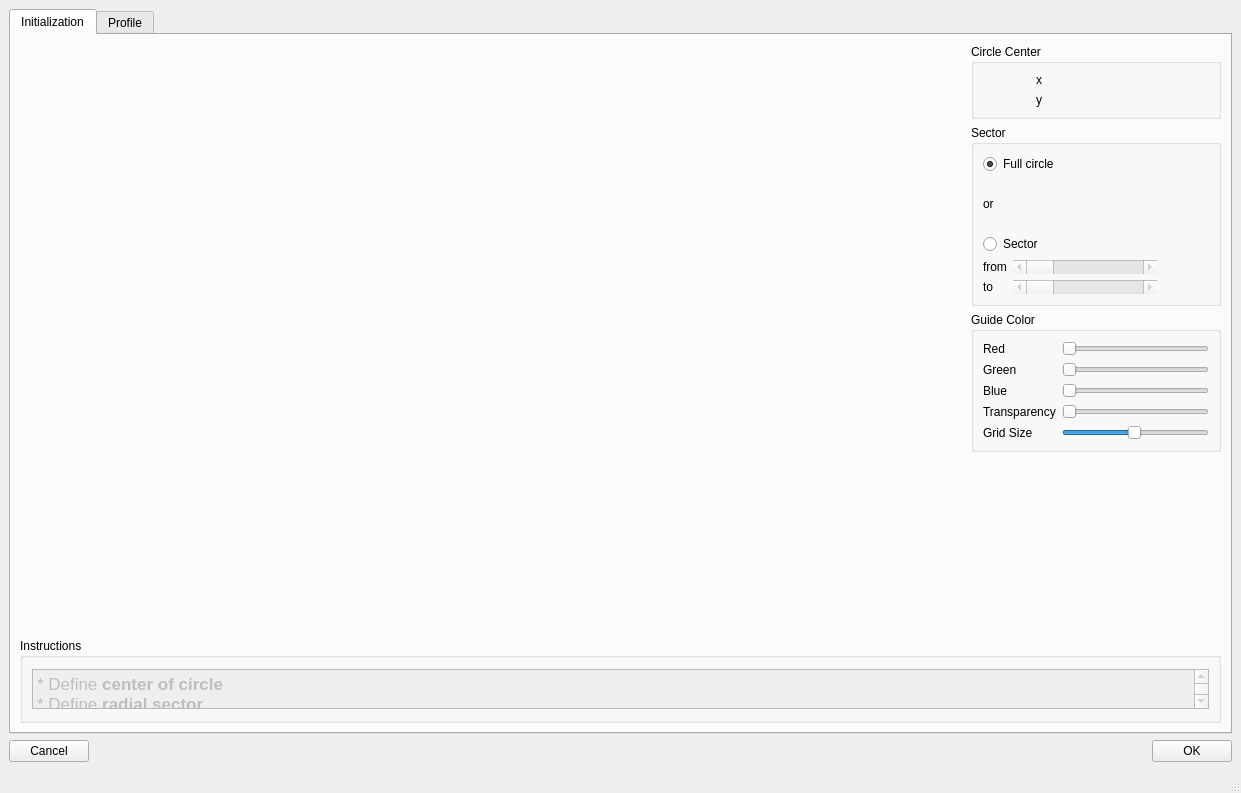
First picture: the form in ui/ui_radial_profile.ui, repository neutronimaging/python_notebooks, before the edit.
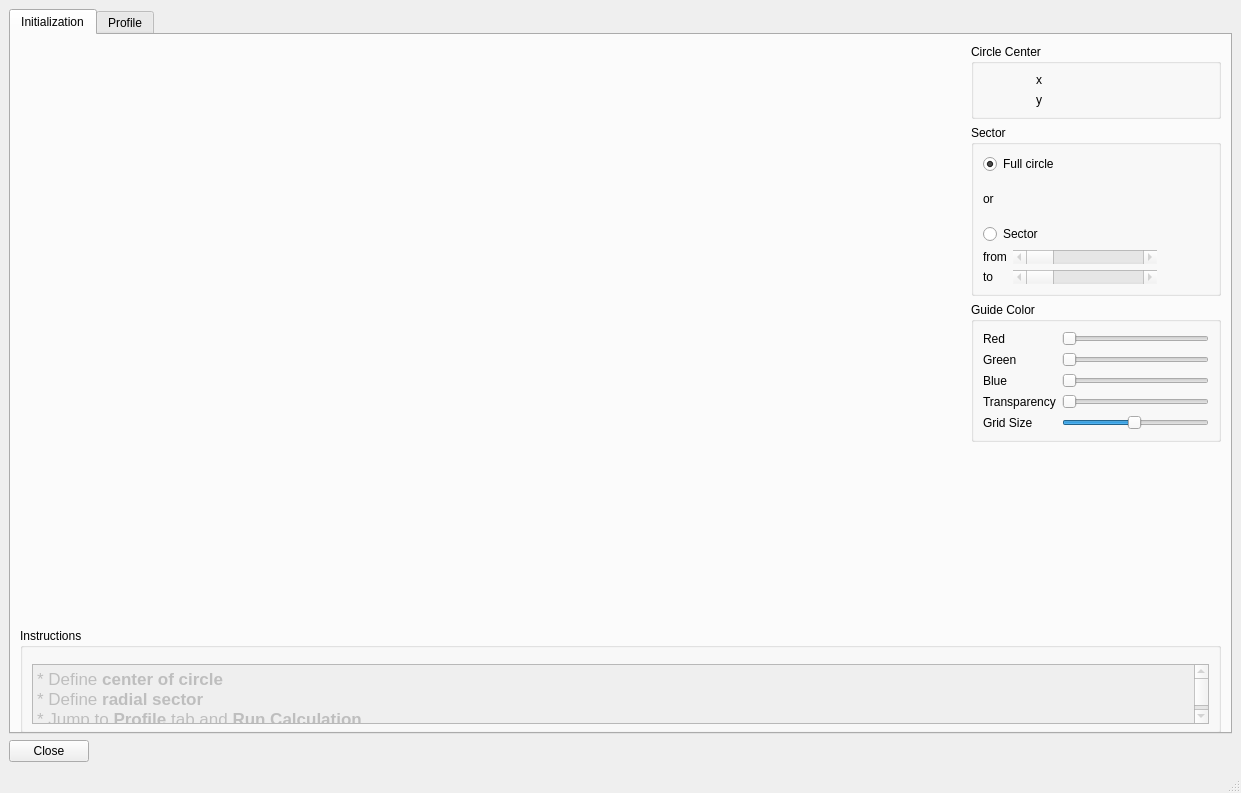
Second picture: the form after the edit. The open tabs and pages were chosen to show the change.

Commit message: working on implementation of export profiles

Diff of the .ui file:
```diff
--- a/ui/ui_radial_profile.ui
+++ b/ui/ui_radial_profile.ui
@@ -405,7 +405,7 @@
           <property name="minimumSize">
            <size>
             <width>0</width>
-            <height>85</height>
+            <height>105</height>
            </size>
           </property>
           <property name="maximumSize">
@@ -418,6 +418,9 @@
            <string>Instructions</string>
           </property>
           <layout class="QVBoxLayout" name="verticalLayout">
+           <property name="topMargin">
+            <number>0</number>
+           </property>
            <item>
             <widget class="QTextBrowser" name="textBrowser">
              <property name="enabled">
@@ -432,7 +435,7 @@
              <property name="minimumSize">
               <size>
                <width>0</width>
-               <height>40</height>
+               <height>60</height>
               </size>
              </property>
              <property name="maximumSize">
@@ -447,7 +450,9 @@
 p, li { white-space: pre-wrap; }
 &lt;/style&gt;&lt;/head&gt;&lt;body style=&quot; font-family:'.SF NS Text'; font-size:13pt; font-weight:400; font-style:normal;&quot;&gt;
 &lt;p style=&quot; margin-top:0px; margin-bottom:0px; margin-left:0px; margin-right:0px; -qt-block-indent:0; text-indent:0px;&quot;&gt;* Define &lt;span style=&quot; font-weight:600;&quot;&gt;center of circle&lt;/span&gt;&lt;/p&gt;
-&lt;p style=&quot; margin-top:0px; margin-bottom:0px; margin-left:0px; margin-right:0px; -qt-block-indent:0; text-indent:0px;&quot;&gt;* Define &lt;span style=&quot; font-weight:600;&quot;&gt;radial sector&lt;/span&gt;&lt;/p&gt;&lt;/body&gt;&lt;/html&gt;</string>
+&lt;p style=&quot; margin-top:0px; margin-bottom:0px; margin-left:0px; margin-right:0px; -qt-block-indent:0; text-indent:0px;&quot;&gt;* Define &lt;span style=&quot; font-weight:600;&quot;&gt;radial sector&lt;/span&gt;&lt;/p&gt;
+&lt;p style=&quot; margin-top:0px; margin-bottom:0px; margin-left:0px; margin-right:0px; -qt-block-indent:0; text-indent:0px;&quot;&gt;* Jump to &lt;span style=&quot; font-weight:600;&quot;&gt;Profile&lt;/span&gt; tab and &lt;span style=&quot; font-weight:600;&quot;&gt;Run Calculation&lt;/span&gt;&lt;/p&gt;
+&lt;p style=&quot; margin-top:0px; margin-bottom:0px; margin-left:0px; margin-right:0px; -qt-block-indent:0; text-indent:0px;&quot;&gt;* &lt;span style=&quot; font-weight:600;&quot;&gt;Export&lt;/span&gt; profiles&lt;/p&gt;&lt;/body&gt;&lt;/html&gt;</string>
              </property>
             </widget>
            </item>
@@ -497,7 +502,7 @@
       <item>
        <widget class="QPushButton" name="cancel_button">
         <property name="text">
-         <string>Cancel</string>
+         <string>Close</string>
         </property>
        </widget>
       </item>
@@ -514,13 +519,6 @@
         </property>
        </spacer>
       </item>
-      <item>
-       <widget class="QPushButton" name="apply_button">
-        <property name="text">
-         <string>OK</string>
-        </property>
-       </widget>
-      </item>
      </layout>
     </item>
    </layout>
```
Left out of the diff: 30 changed lines with no effect on the pictures. The commit also changes 3 other files.
